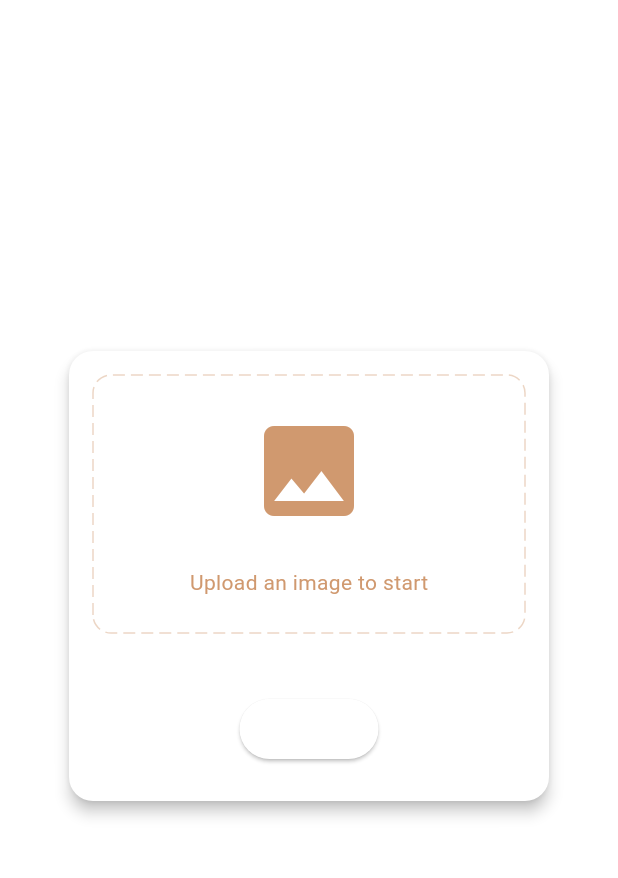
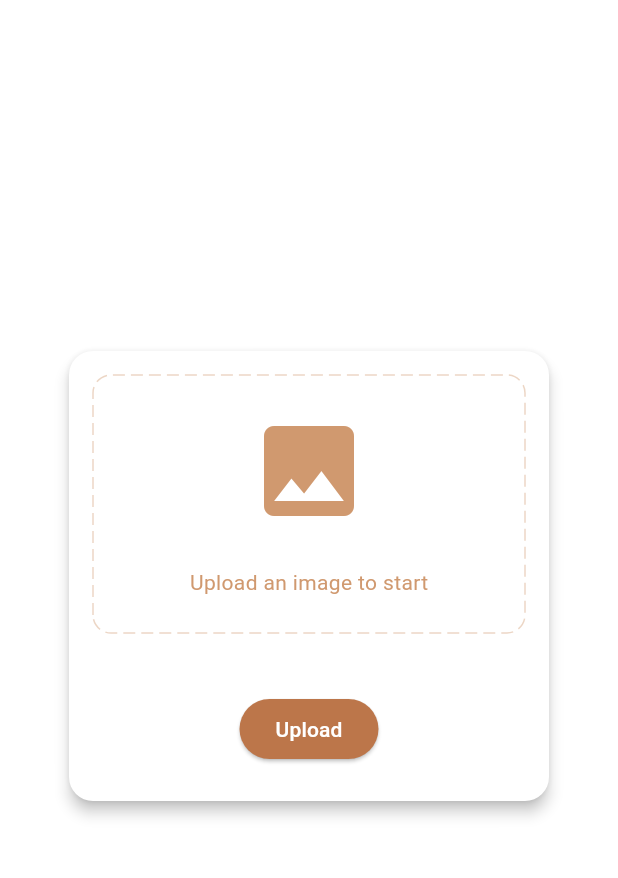
Before and after one commit to Gurpreets11/image_crop_flutter, a Flutter app: the screen it shows after launch, on a phone screen of 412 x 824 dp, the part 84-962 px from its top. Run offline on Flutter 3.47's test engine with Material 3 defaults, Android fonts, the light colour scheme and no system bars; drawn by our look-alikes of dotted_border; our stand-ins replace image_cropper, image_picker, permission_handler.

```diff
--- a/lib/main.dart
+++ b/lib/main.dart
@@ -31,44 +31,46 @@ class MyApp extends StatelessWidget {
         iconTheme: IconThemeData(
           color: Colors.grey[600],
         ),
+
+
         appBarTheme: const AppBarTheme(
           backgroundColor: Color(0xFFBC764A),
           centerTitle: false,
           foregroundColor: Colors.white,
           actionsIconTheme: IconThemeData(color: Colors.white),
         ),
-        /*elevatedButtonTheme: ElevatedButtonThemeData(
+        elevatedButtonTheme: ElevatedButtonThemeData(
           style: ButtonStyle(
-            backgroundColor: WidgetStateColor.resolveWith(
-                    (states) => const Color(0xFFBC764A)),
-            foregroundColor: WidgetStateColor.resolveWith(
-                  (states) => Colors.white,
-            ),
+            //backgroundColor: WidgetStateColor.resolveWith((states) => const Color(0xFFBC764A)),
+            //foregroundColor: WidgetStateColor.resolveWith((states) => Colors.white,
+            backgroundColor: MaterialStateProperty.all(Color(0xFFBC764A)),
+            foregroundColor: MaterialStateProperty.all(Colors.white),
+
           ),
         ),
         outlinedButtonTheme: OutlinedButtonThemeData(
           style: ButtonStyle(
-            foregroundColor: WidgetStateColor.resolveWith(
-                  (states) => const Color(0xFFBC764A),
-            ),
-            side: WidgetStateBorderSide.resolveWith(
-                    (states) => const BorderSide(color: Color(0xFFBC764A))),
+            ///foregroundColor: WidgetStateColor.resolveWith((states) => const Color(0xFFBC764A),),
+            //side: WidgetStateBorderSide.resolveWith((states) => const BorderSide(color: Color(0xFFBC764A))),
+
+            side:  MaterialStateProperty.all( BorderSide(color: Color(0xFFBC764A))),
+            foregroundColor: MaterialStateProperty.all(Color(0xFFBC764A)),
+
           ),
         ),
         textButtonTheme: TextButtonThemeData(
           style: ButtonStyle(
-            foregroundColor: WidgetStateColor.resolveWith(
-                  (states) => const Color(0xFFBC764A),
-            ),
+            //foregroundColor: WidgetStateColor.resolveWith((states) => const Color(0xFFBC764A),),
+             foregroundColor: MaterialStateProperty.all(Color(0xFFBC764A)),
           ),
         ),
         iconButtonTheme: IconButtonThemeData(
           style: ButtonStyle(
-            foregroundColor: WidgetStateColor.resolveWith(
-                  (states) => const Color(0xFFBC764A),
-            ),
+            //foregroundColor: WidgetStateColor.resolveWith((states) => const Color(0xFFBC764A),),
+
+             foregroundColor: MaterialStateProperty.all(Color(0xFFBC764A)),
           ),
-        ),*/
+        ),
         colorScheme: ColorScheme.fromSwatch().copyWith(
           background: const Color(0xFFFDF5EC),
           primary: const Color(0xFFD0996F),
```
